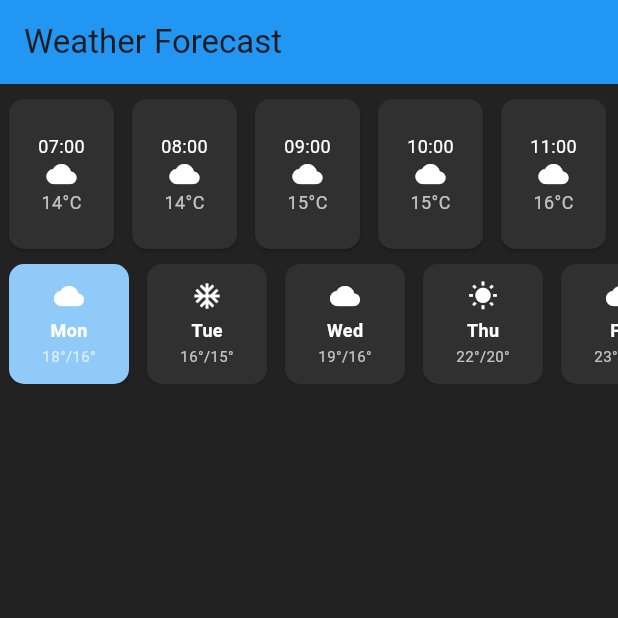
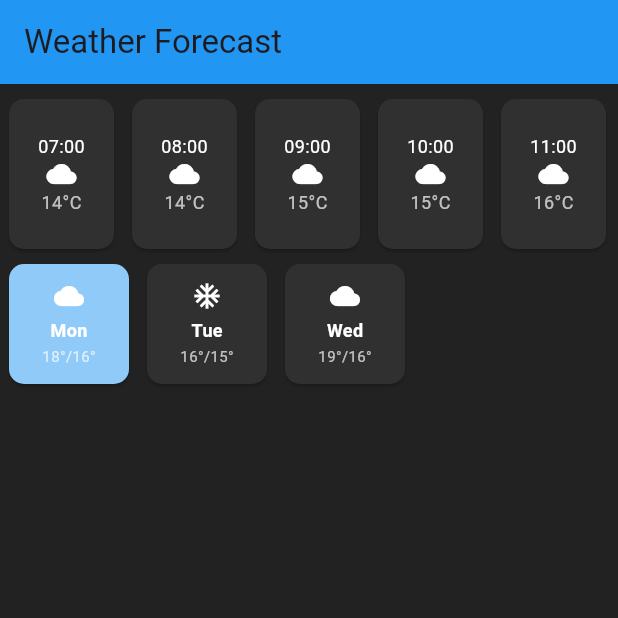
Before and after one commit to quangvtvp/flutter-app-01, a Flutter app: the screen it shows after launch, on a phone screen of 412 x 824 dp, the top half of it. Run offline on Flutter 3.47's test engine with Material 3 defaults, Android fonts, the phone set to English and light mode, and no system bars.

Commit message:
convert map to class data

```diff
--- a/lib/screens/row_column.dart
+++ b/lib/screens/row_column.dart
@@ -5,6 +5,14 @@ void main() {
     debugShowCheckedModeBanner: false,
     home: WeatherForecastScreen(),
   ));
+}
+
+class WeaatherModel {
+  final String day;
+  final String temp;
+  final IconData icon;
+
+  WeaatherModel({required this.day, required this.temp, required this.icon});
 }
 
 class WeatherForecastScreen extends StatefulWidget {
@@ -68,14 +76,20 @@ class _WeatherForecastScreenState extends State<WeatherForecastScreen> {
     ],
   ];
 
-  final List<Map<String, dynamic>> weeklyWeather = [
-    {"day": "Monday", "temp": "18°/16°", "icon": Icons.cloud},
-    {"day": "Tuesday", "temp": "16°/15°", "icon": Icons.ac_unit},
-    {"day": "Wednesday", "temp": "19°/16°", "icon": Icons.cloud},
-    {"day": "Thursday", "temp": "22°/20°", "icon": Icons.wb_sunny},
-    {"day": "Friday", "temp": "23°/21°", "icon": Icons.cloud},
-    {"day": "Saturday", "temp": "24°/22°", "icon": Icons.wb_sunny},
-    {"day": "Sunday", "temp": "21°/19°", "icon": Icons.cloud},
+  // final List<Map<String, dynamic>> weeklyWeather = [
+  //   {"day": "Monday", "temp": "18°/16°", "icon": Icons.cloud},
+  //   {"day": "Tuesday", "temp": "16°/15°", "icon": Icons.ac_unit},
+  //   {"day": "Wednesday", "temp": "19°/16°", "icon": Icons.cloud},
+  //   {"day": "Thursday", "temp": "22°/20°", "icon": Icons.wb_sunny},
+  //   {"day": "Friday", "temp": "23°/21°", "icon": Icons.cloud},
+  //   {"day": "Saturday", "temp": "24°/22°", "icon": Icons.wb_sunny},
+  //   {"day": "Sunday", "temp": "21°/19°", "icon": Icons.cloud},
+  // ];
+
+  final List<WeaatherModel> weekWeatherList = [
+    WeaatherModel(day: "Monday", temp: "18°/16°", icon: Icons.cloud),
+    WeaatherModel(day: "Tuesday", temp: "16°/15°", icon: Icons.ac_unit),
+    WeaatherModel(day: "Wednesday", temp: "19°/16°", icon: Icons.cloud),
   ];
 
   @override
@@ -109,7 +123,7 @@ class _WeatherForecastScreenState extends State<WeatherForecastScreen> {
             height: 80, // Chiều cao nhỏ hơn 1/4
             child: ListView(
               scrollDirection: Axis.horizontal,
-              children: List.generate(weeklyWeather.length, (index) {
+              children: List.generate(weekWeatherList.length, (index) {
                 return GestureDetector(
                   onTap: () {
                     setState(() {
@@ -117,9 +131,9 @@ class _WeatherForecastScreenState extends State<WeatherForecastScreen> {
                     });
                   },
                   child: WeeklyWeatherCard(
-                    day: weeklyWeather[index]["day"],
-                    temp: weeklyWeather[index]["temp"],
-                    icon: weeklyWeather[index]["icon"],
+                    day: weekWeatherList[index].day,
+                    temp: weekWeatherList[index].temp,
+                    icon: weekWeatherList[index].icon,
                     isSelected: index == selectedDayIndex,
                   ),
                 );
```
